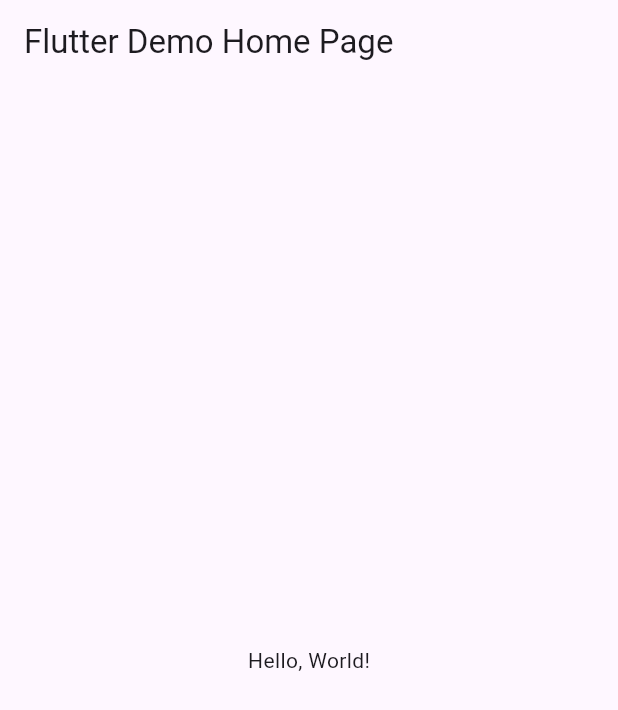
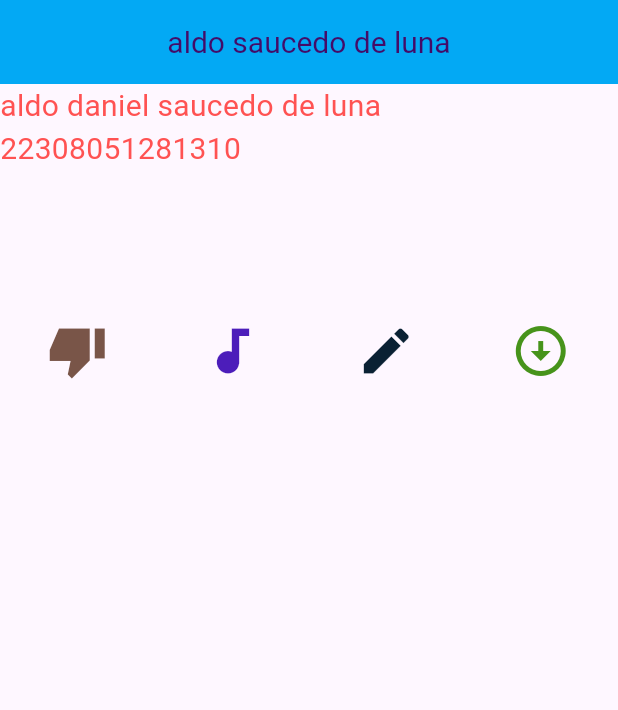
Before and after one commit to aldosaucedo1213/p9_v1_iconos, a Flutter app: the screen it shows after launch, on a phone screen of 412 x 824 dp. Shown: the top 710 px of the screen. Run offline on Flutter 3.47's test engine with Material 3 defaults, Android fonts, the phone set to English and light mode, and no system bars.

Commit message:
aldo saucedo

```diff
--- a/lib/main.dart
+++ b/lib/main.dart
@@ -1,43 +1,64 @@
 import 'package:flutter/material.dart';
 
-void main() => runApp(MyApp());
+void main() => runApp(Misiconosapp());
 
-class MyApp extends StatelessWidget {
-  const MyApp({super.key});
-  // This widget is the root of your application.
+class Misiconosapp extends StatelessWidget {
+  const Misiconosapp({Key? key}) : super(key: key);
+
   @override
   Widget build(BuildContext context) {
     return MaterialApp(
-      // Application name
-      title: 'Flutter Hello World',
-      // Application theme data, you can set the colors for the application as
-      // you want
-      theme: ThemeData(
-        // useMaterial3: false,
-        primarySwatch: Colors.blue,
-      ),
-      // A widget which will be started on application startup
-      home: MyHomePage(title: 'Flutter Demo Home Page'),
-    );
-  }
-}
-
-class MyHomePage extends StatelessWidget {
-  final String title;
-  const MyHomePage({super.key, required this.title});
-
-  @override
-  Widget build(BuildContext context) {
-    return Scaffold(
-      appBar: AppBar(
-        // The title text which will be shown on the action bar
-        title: Text(title),
-      ),
-      body: Center(
-        child: Text(
-          'Hello, World!',
+      debugShowCheckedModeBanner: false,
+      home: Scaffold(
+        appBar: AppBar(
+          title: Text(
+            "aldo saucedo de luna",
+            style: const TextStyle(
+              color: Color(0xff430c68),
+              fontSize: 20,
+            ),
+          ),
+          centerTitle: true,
+          backgroundColor: Colors.lightBlue,
+        ),
+        body: Column(
+          children: <Widget>[
+            Text(
+              "aldo daniel saucedo de luna 22308051281310",
+              style: const TextStyle(fontSize: 20, color: Colors.redAccent),
+            ),
+            SizedBox(
+              height: 100,
+            ),
+            const Row(
+              mainAxisAlignment: MainAxisAlignment.spaceAround,
+              children: <Widget>[
+                Icon(
+                  Icons.thumb_down_alt_sharp,
+                  color: Colors.brown,
+                  size: 40.0,
+                  semanticLabel: 'Text to announce in accessibility modes',
+                ),
+                Icon(
+                  Icons.audiotrack,
+                  color: Color(0xff4c1dba),
+                  size: 40.0,
+                ),
+                Icon(
+                  Icons.edit,
+                  color: Color(0xff0a2133),
+                  size: 40.0,
+                ),
+                Icon(
+                  Icons.arrow_circle_down_outlined,
+                  color: Color(0xff47931b),
+                  size: 40.0,
+                ),
+              ],
+            ),
+          ],
         ),
       ),
     );
-  }
-}
+  } //fin widgets
+} //fin clase Misiconosapp
```
Also changed, not shown: iconsaldo.PNG (added).
